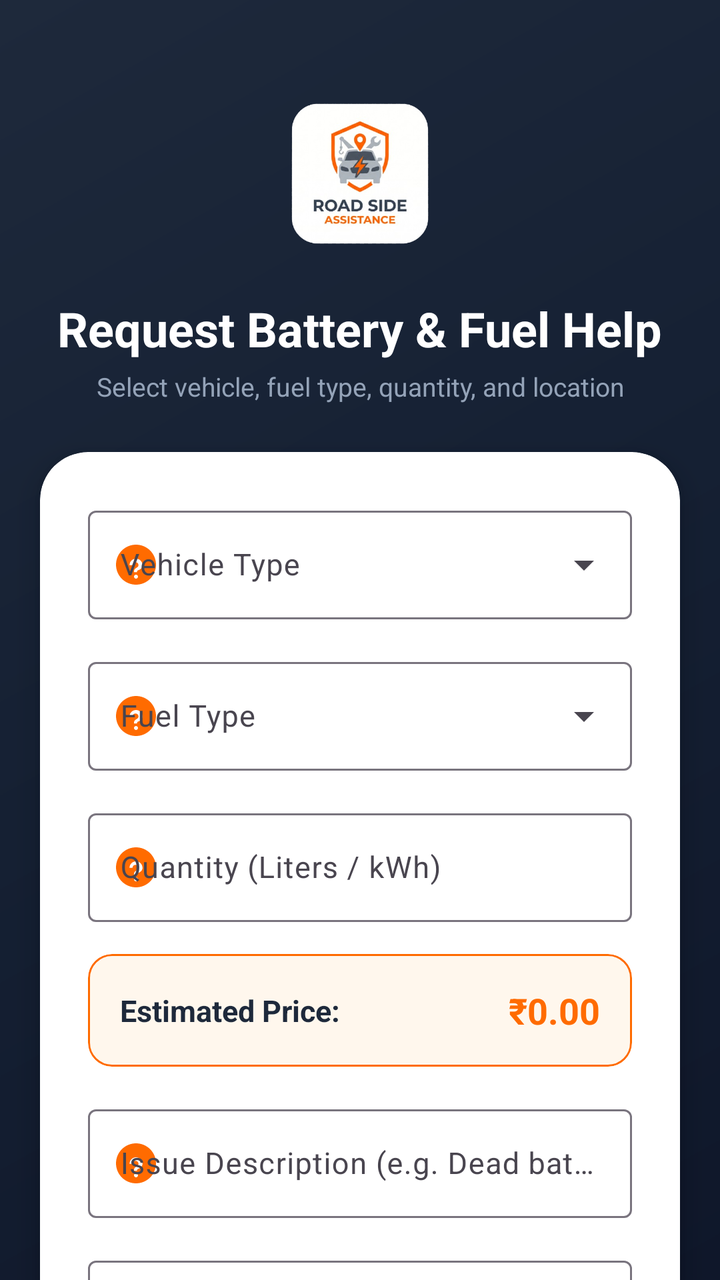
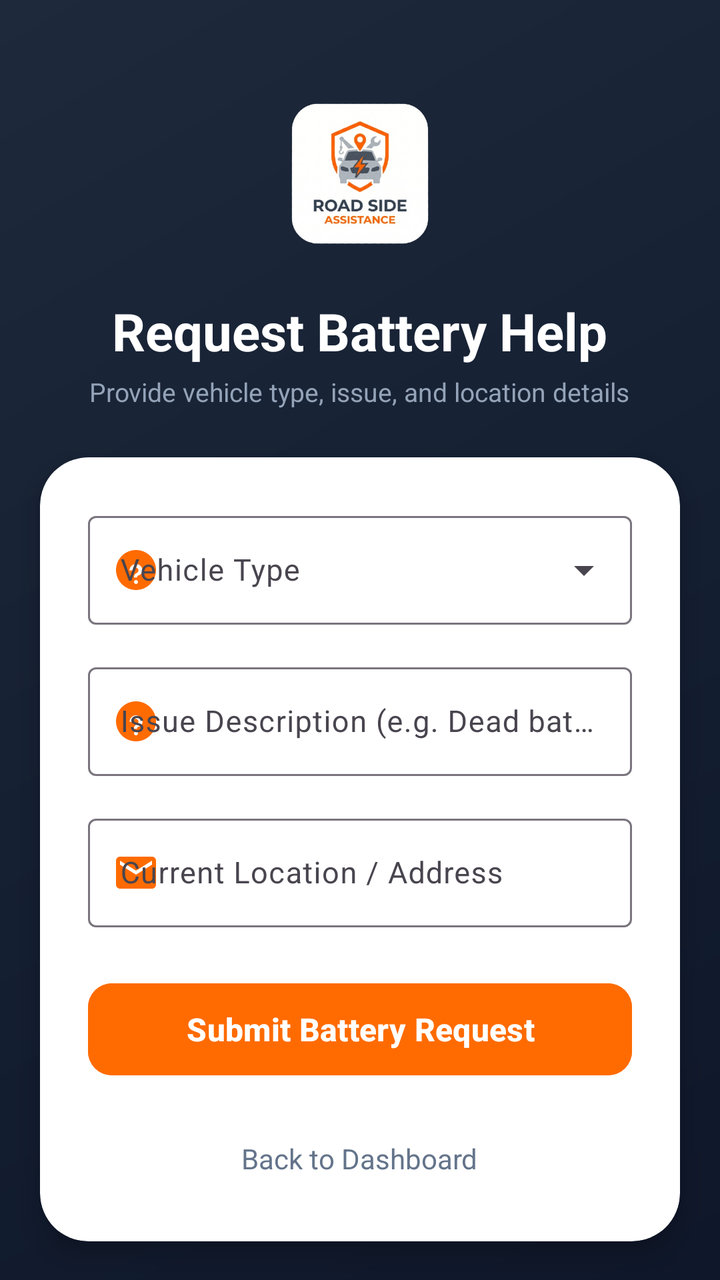

Compare the two renders of this Android layout. The source of the first and the diff that turns it into the second are given below.
<!-- AndroidManifest.xml: application theme Theme.RoadSideAssistance -->
<!-- res/layout/activity_request_battery.xml -->
<?xml version="1.0" encoding="utf-8"?>
<androidx.coordinatorlayout.widget.CoordinatorLayout xmlns:android="http://schemas.android.com/apk/res/android"
    xmlns:app="http://schemas.android.com/apk/res-auto"
    xmlns:tools="http://schemas.android.com/tools"
    android:id="@+id/main"
    android:layout_width="match_parent"
    android:layout_height="match_parent"
    android:background="@drawable/splash_bg_gradient"
    tools:context=".RequestBatteryActivity">

    <androidx.core.widget.NestedScrollView
        android:layout_width="match_parent"
        android:layout_height="match_parent"
        android:fillViewport="true">

        <LinearLayout
            android:layout_width="match_parent"
            android:layout_height="wrap_content"
            android:orientation="vertical"
            android:paddingBottom="32dp">

            
            <LinearLayout
                android:layout_width="match_parent"
                android:layout_height="wrap_content"
                android:gravity="center"
                android:orientation="vertical"
                android:paddingStart="24dp"
                android:paddingTop="36dp"
                android:paddingEnd="24dp"
                android:paddingBottom="20dp">

                <ImageView
                    android:id="@+id/imgLogo"
                    android:layout_width="100dp"
                    android:layout_height="100dp"
                    android:adjustViewBounds="true"
                    android:contentDescription="@string/app_name"
                    android:scaleType="fitCenter"
                    android:src="@drawable/logo_new" />

                <TextView
                    android:layout_width="wrap_content"
                    android:layout_height="wrap_content"
                    android:layout_marginTop="12dp"
                    android:text="Request Battery &amp; Fuel Help"
                    android:textColor="@color/text_white"
                    android:textSize="24sp"
                    android:textStyle="bold" />

                <TextView
                    android:layout_width="wrap_content"
                    android:layout_height="wrap_content"
                    android:layout_marginTop="4dp"
                    android:gravity="center"
                    android:text="Select vehicle, fuel type, quantity, and location"
                    android:textColor="@color/text_muted"
                    android:textSize="13sp" />

            </LinearLayout>

            
            <com.google.android.material.card.MaterialCardView
                android:layout_width="match_parent"
                android:layout_height="wrap_content"
                android:layout_marginStart="20dp"
                android:layout_marginTop="4dp"
                android:layout_marginEnd="20dp"
                android:layout_marginBottom="16dp"
                app:cardBackgroundColor="@color/card_bg"
                app:cardCornerRadius="24dp"
                app:cardElevation="8dp"
                app:strokeWidth="0dp">

                <LinearLayout
                    android:layout_width="match_parent"
                    android:layout_height="wrap_content"
                    android:orientation="vertical"
                    android:padding="24dp">

                    
                    <com.google.android.material.textfield.TextInputLayout
                        android:id="@+id/tilVehicleType"
                        style="@style/Widget.Material3.TextInputLayout.OutlinedBox.ExposedDropdownMenu"
                        android:layout_width="match_parent"
                        android:layout_height="wrap_content"
                        android:hint="Vehicle Type"
                        app:startIconDrawable="@drawable/ic_help_question"
                        app:startIconTint="@color/primary_orange">

                        <AutoCompleteTextView
                            android:id="@+id/actvVehicleType"
                            android:layout_width="match_parent"
                            android:layout_height="wrap_content"
                            android:inputType="none"
                            android:textSize="15sp" />

                    </com.google.android.material.textfield.TextInputLayout>

                    
                    <com.google.android.material.textfield.TextInputLayout
                        android:id="@+id/tilFuelType"
                        style="@style/Widget.Material3.TextInputLayout.OutlinedBox.ExposedDropdownMenu"
                        android:layout_width="match_parent"
                        android:layout_height="wrap_content"
                        android:layout_marginTop="16dp"
                        android:hint="Fuel Type"
                        app:startIconDrawable="@drawable/ic_help_question"
                        app:startIconTint="@color/primary_orange">

                        <AutoCompleteTextView
                            android:id="@+id/actvFuelType"
                            android:layout_width="match_parent"
                            android:layout_height="wrap_content"
                            android:inputType="none"
                            android:textSize="15sp" />

                    </com.google.android.material.textfield.TextInputLayout>

                    
                    <com.google.android.material.textfield.TextInputLayout
                        android:id="@+id/tilQuantity"
                        style="@style/Widget.Material3.TextInputLayout.OutlinedBox"
                        android:layout_width="match_parent"
                        android:layout_height="wrap_content"
                        android:layout_marginTop="16dp"
                        android:hint="Quantity (Liters / kWh)"
                        app:startIconDrawable="@drawable/ic_help_question"
                        app:startIconTint="@color/primary_orange">

                        <com.google.android.material.textfield.TextInputEditText
                            android:id="@+id/etQuantity"
                            android:layout_width="match_parent"
                            android:layout_height="wrap_content"
                            android:inputType="numberDecimal"
                            android:maxLines="1"
                            android:textSize="15sp" />

                    </com.google.android.material.textfield.TextInputLayout>

                    
                    <com.google.android.material.card.MaterialCardView
                        android:layout_width="match_parent"
                        android:layout_height="wrap_content"
                        android:layout_marginTop="16dp"
                        app:cardBackgroundColor="@color/orange_light_bg"
                        app:cardCornerRadius="12dp"
                        app:cardElevation="0dp"
                        app:strokeColor="@color/primary_orange"
                        app:strokeWidth="1dp">

                        <LinearLayout
                            android:layout_width="match_parent"
                            android:layout_height="wrap_content"
                            android:gravity="center_vertical"
                            android:orientation="horizontal"
                            android:padding="16dp">

                            <TextView
                                android:layout_width="0dp"
                                android:layout_height="wrap_content"
                                android:layout_weight="1"
                                android:text="Estimated Price:"
                                android:textColor="@color/text_primary"
                                android:textSize="15sp"
                                android:textStyle="bold" />

                            <TextView
                                android:id="@+id/tvEstimatedPrice"
                                android:layout_width="wrap_content"
                                android:layout_height="wrap_content"
                                android:text="₹0.00"
                                android:textColor="@color/primary_orange"
                                android:textSize="18sp"
                                android:textStyle="bold" />

                        </LinearLayout>

                    </com.google.android.material.card.MaterialCardView>

                    
                    <com.google.android.material.textfield.TextInputLayout
                        android:id="@+id/tilIssue"
                        style="@style/Widget.Material3.TextInputLayout.OutlinedBox"
                        android:layout_width="match_parent"
                        android:layout_height="wrap_content"
                        android:layout_marginTop="16dp"
                        android:hint="Issue Description (e.g. Dead battery)"
                        app:startIconDrawable="@drawable/ic_help_question"
                        app:startIconTint="@color/primary_orange">

                        <com.google.android.material.textfield.TextInputEditText
                            android:id="@+id/etIssue"
                            android:layout_width="match_parent"
                            android:layout_height="wrap_content"
                            android:inputType="textLongMessage|textCapSentences"
                            android:maxLines="3"
                            android:textSize="15sp" />

                    </com.google.android.material.textfield.TextInputLayout>

                    
                    <com.google.android.material.textfield.TextInputLayout
                        android:id="@+id/tilLocation"
                        style="@style/Widget.Material3.TextInputLayout.OutlinedBox"
                        android:layout_width="match_parent"
                        android:layout_height="wrap_content"
                        android:layout_marginTop="16dp"
                        android:hint="Current Location / Address"
                        app:startIconDrawable="@drawable/ic_email"
                        app:startIconTint="@color/primary_orange">

                        <com.google.android.material.textfield.TextInputEditText
                            android:id="@+id/etLocation"
                            android:layout_width="match_parent"
                            android:layout_height="wrap_content"
                            android:inputType="textPostalAddress|textCapWords"
                            android:maxLines="2"
                            android:textSize="15sp" />

                    </com.google.android.material.textfield.TextInputLayout>

                    
                    <com.google.android.material.button.MaterialButton
                        android:id="@+id/btnSubmitRequest"
                        android:layout_width="match_parent"
                        android:layout_height="54dp"
                        android:layout_marginTop="24dp"
                        android:backgroundTint="@color/primary_orange"
                        android:text="Submit Request"
                        android:textColor="@color/text_white"
                        android:textSize="16sp"
                        android:textStyle="bold"
                        app:cornerRadius="12dp" />

                    
                    <ProgressBar
                        android:id="@+id/progressBar"
                        android:layout_width="wrap_content"
                        android:layout_height="wrap_content"
                        android:layout_gravity="center"
                        android:layout_marginTop="16dp"
                        android:indeterminateTint="@color/primary_orange"
                        android:visibility="gone" />

                    
                    <TextView
                        android:id="@+id/tvBackToMain"
                        android:layout_width="wrap_content"
                        android:layout_height="wrap_content"
                        android:layout_gravity="center"
                        android:layout_marginTop="20dp"
                        android:padding="8dp"
                        android:text="Back to Dashboard"
                        android:textColor="@color/text_secondary"
                        android:textSize="14sp" />

                </LinearLayout>

            </com.google.android.material.card.MaterialCardView>

        </LinearLayout>

    </androidx.core.widget.NestedScrollView>

</androidx.coordinatorlayout.widget.CoordinatorLayout>
<!-- resources referenced by this layout -->
<resources>
  <color name="card_bg">#FFFFFF</color>
  <color name="orange_light_bg">#FFF7ED</color>
  <color name="primary_orange">#FF6B00</color>
  <color name="text_muted">#94A3B8</color>
  <color name="text_primary">#1E293B</color>
  <color name="text_secondary">#64748B</color>
  <color name="text_white">#FFFFFF</color>
  <!-- drawable ic_email (drawable) -->
  <vector xmlns:android="http://schemas.android.com/apk/res/android"
      android:width="24dp"
      android:height="24dp"
      android:viewportWidth="24"
      android:viewportHeight="24">
    <path
        android:fillColor="@color/icon_tint"
        android:pathData="M20,4H4c-1.1,0 -1.99,0.9 -1.99,2L2,18c0,1.1 0.9,2 2,2h16c1.1,0 2,-0.9 2,-2V6c0,-1.1 -0.9,-2 -2,-2zM20,8l-8,5 -8,-5V6l8,5 8,-5v2z"/>
  </vector>
  <!-- drawable ic_help_question (drawable) -->
  <vector xmlns:android="http://schemas.android.com/apk/res/android"
      android:width="24dp"
      android:height="24dp"
      android:viewportWidth="24"
      android:viewportHeight="24">
    <path
        android:fillColor="@color/icon_tint"
        android:pathData="M12,2C6.48,2 2,6.48 2,12s4.48,10 10,10 10,-4.48 10,-10S17.52,2 12,2zM12,19c-0.55,0 -1,-0.45 -1,-1s0.45,-1 1,-1 1,0.45 1,1 -0.45,1 -1,1zM13.07,14.75c-0.42,0.26 -0.57,0.48 -0.57,0.96h-1.5v-0.34c0,-0.83 0.43,-1.3 1.07,-1.69 0.63,-0.38 1.18,-0.74 1.18,-1.43 0,-0.83 -0.67,-1.5 -1.5,-1.5s-1.5,0.67 -1.5,1.5H8.75c0,-1.79 1.46,-3.25 3.25,-3.25s3.25,1.46 3.25,3.25c0,1.26 -0.84,1.86 -1.68,2.37z"/>
  </vector>
  <!-- drawable logo_new: png bitmap (drawable, 132657 bytes) -->
  <!-- drawable splash_bg_gradient (drawable) -->
  <?xml version="1.0" encoding="utf-8"?>
  <shape xmlns:android="http://schemas.android.com/apk/res/android"
      android:shape="rectangle">
      <gradient
          android:angle="135"
          android:startColor="@color/splash_bg_start"
          android:centerColor="#152033"
          android:endColor="@color/splash_bg_end"
          android:type="linear" />
  </shape>
  <string name="app_name">Roadside Assistance</string>
  <style name="Theme.RoadSideAssistance" parent="Base.Theme.RoadSideAssistance" />
  <color name="icon_tint">#64748B</color>
  <color name="splash_bg_start">#0F172A</color>
  <color name="splash_bg_end">#1E293B</color>
  <style name="Base.Theme.RoadSideAssistance" parent="Theme.Material3.DayNight.NoActionBar">
          
          
      </style>
</resources>

<!-- the commit's change to res/layout/activity_request_battery.xml (unified diff, before → after) -->
@@ -43,9 +43,9 @@
                     android:layout_width="wrap_content"
                     android:layout_height="wrap_content"
                     android:layout_marginTop="12dp"
-                    android:text="Request Battery &amp; Fuel Help"
+                    android:text="Request Battery Help"
                     android:textColor="@color/text_white"
-                    android:textSize="24sp"
+                    android:textSize="26sp"
                     android:textStyle="bold" />
 
                 <TextView
@@ -53,7 +53,7 @@
                     android:layout_height="wrap_content"
                     android:layout_marginTop="4dp"
                     android:gravity="center"
-                    android:text="Select vehicle, fuel type, quantity, and location"
+                    android:text="Provide vehicle type, issue, and location details"
                     android:textColor="@color/text_muted"
                     android:textSize="13sp" />
 
@@ -96,87 +96,6 @@
                             android:textSize="15sp" />
 
                     </com.google.android.material.textfield.TextInputLayout>
-
-                    
-                    <com.google.android.material.textfield.TextInputLayout
-                        android:id="@+id/tilFuelType"
-                        style="@style/Widget.Material3.TextInputLayout.OutlinedBox.ExposedDropdownMenu"
-                        android:layout_width="match_parent"
-                        android:layout_height="wrap_content"
-                        android:layout_marginTop="16dp"
-                        android:hint="Fuel Type"
-                        app:startIconDrawable="@drawable/ic_help_question"
-                        app:startIconTint="@color/primary_orange">
-
-                        <AutoCompleteTextView
-                            android:id="@+id/actvFuelType"
-                            android:layout_width="match_parent"
-                            android:layout_height="wrap_content"
-                            android:inputType="none"
-                            android:textSize="15sp" />
-
-                    </com.google.android.material.textfield.TextInputLayout>
-
-                    
-                    <com.google.android.material.textfield.TextInputLayout
-                        android:id="@+id/tilQuantity"
-                        style="@style/Widget.Material3.TextInputLayout.OutlinedBox"
-                        android:layout_width="match_parent"
-                        android:layout_height="wrap_content"
-                        android:layout_marginTop="16dp"
-                        android:hint="Quantity (Liters / kWh)"
-                        app:startIconDrawable="@drawable/ic_help_question"
-                        app:startIconTint="@color/primary_orange">
-
-                        <com.google.android.material.textfield.TextInputEditText
-                            android:id="@+id/etQuantity"
-                            android:layout_width="match_parent"
-                            android:layout_height="wrap_content"
-                            android:inputType="numberDecimal"
-                            android:maxLines="1"
-                            android:textSize="15sp" />
-
-                    </com.google.android.material.textfield.TextInputLayout>
-
-                    
-                    <com.google.android.material.card.MaterialCardView
-                        android:layout_width="match_parent"
-                        android:layout_height="wrap_content"
-                        android:layout_marginTop="16dp"
-                        app:cardBackgroundColor="@color/orange_light_bg"
-                        app:cardCornerRadius="12dp"
-                        app:cardElevation="0dp"
-                        app:strokeColor="@color/primary_orange"
-                        app:strokeWidth="1dp">
-
-                        <LinearLayout
-                            android:layout_width="match_parent"
-                            android:layout_height="wrap_content"
-                            android:gravity="center_vertical"
-                            android:orientation="horizontal"
-                            android:padding="16dp">
-
-                            <TextView
-                                android:layout_width="0dp"
-                                android:layout_height="wrap_content"
-                                android:layout_weight="1"
-                                android:text="Estimated Price:"
-                                android:textColor="@color/text_primary"
-                                android:textSize="15sp"
-                                android:textStyle="bold" />
-
-                            <TextView
-                                android:id="@+id/tvEstimatedPrice"
-                                android:layout_width="wrap_content"
-                                android:layout_height="wrap_content"
-                                android:text="₹0.00"
-                                android:textColor="@color/primary_orange"
-                                android:textSize="18sp"
-                                android:textStyle="bold" />
-
-                        </LinearLayout>
-
-                    </com.google.android.material.card.MaterialCardView>
 
                     
                     <com.google.android.material.textfield.TextInputLayout
@@ -227,7 +146,7 @@
                         android:layout_height="54dp"
                         android:layout_marginTop="24dp"
                         android:backgroundTint="@color/primary_orange"
-                        android:text="Submit Request"
+                        android:text="Submit Battery Request"
                         android:textColor="@color/text_white"
                         android:textSize="16sp"
                         android:textStyle="bold"
<!-- resource entries referenced after the edit -->
@@ -1,10 +1,8 @@
 <!-- resources referenced by this layout -->
 <resources>
   <color name="card_bg">#FFFFFF</color>
-  <color name="orange_light_bg">#FFF7ED</color>
   <color name="primary_orange">#FF6B00</color>
   <color name="text_muted">#94A3B8</color>
-  <color name="text_primary">#1E293B</color>
   <color name="text_secondary">#64748B</color>
   <color name="text_white">#FFFFFF</color>
   <!-- drawable ic_email (drawable) -->
